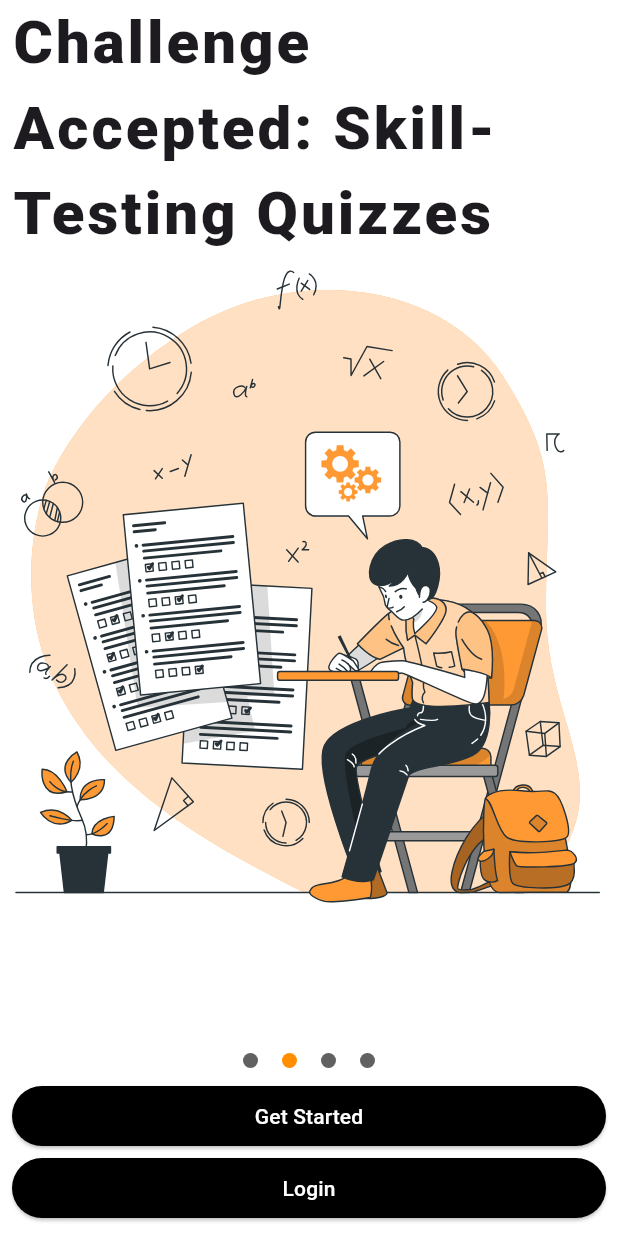
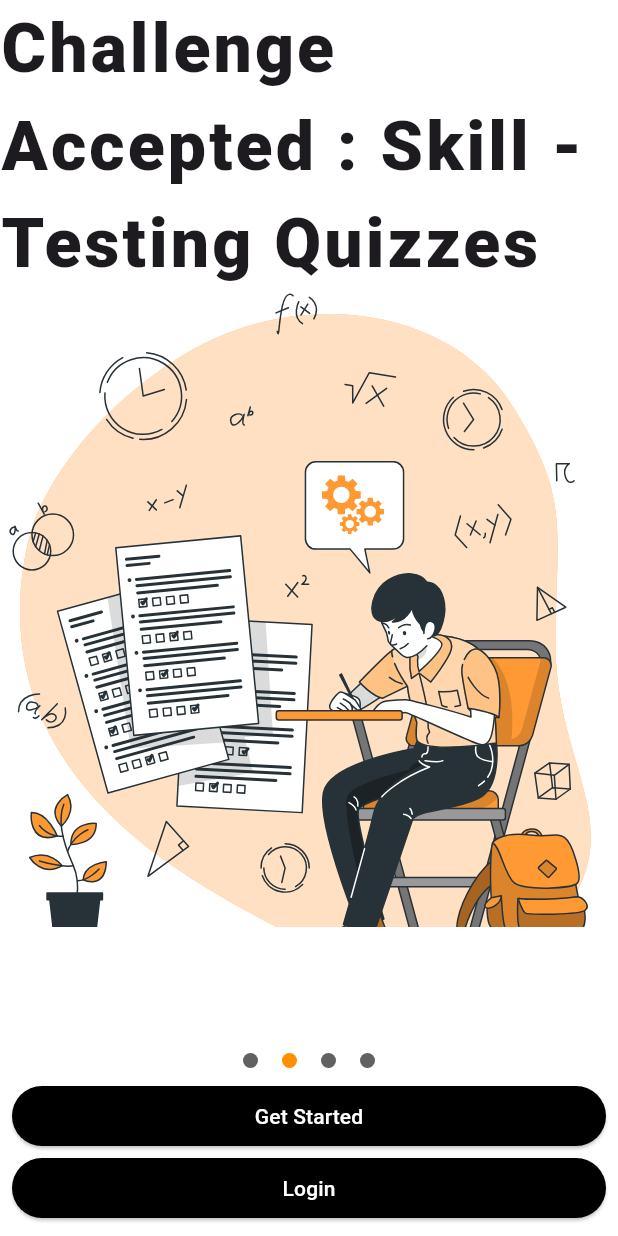
Before and after one commit to Manish-A-S/Gains-flutter, a Flutter app: the screen it shows after launch, on a phone screen of 412 x 824 dp. Run offline on Flutter 3.47's test engine with Material 3 defaults, Android fonts, the phone set to English and light mode, and no system bars; our stand-ins replace animated_splash_screen, flutter_svg, google_fonts, page_transition.

Commit message:
Made responsive so it can increase or decrease according to width,should make for height also

```diff
--- a/lib/Login-Signup/landing.dart
+++ b/lib/Login-Signup/landing.dart
@@ -41,10 +41,10 @@ class _LandingState extends State<Landing> {
   ];
 
   List<String> message = [
-    'Unlock Your Potential : Explore, Learn, and Grow!',
-    'Challenge Accepted: Skill-Testing Quizzes',
+    'Unlock Your Potential : Explore , Learn, and Grow!',
+    'Challenge Accepted : Skill - Testing Quizzes',
     'Study Smart : Your Notes Companion',
-    'Confidence Booster: Resolve Your Queries Here'
+    'Confidence Booster : Resolve Your Queries Here'
   ];
 
   void startTimer() {
@@ -156,17 +156,15 @@ class ImagePlaceholder extends StatelessWidget {
 
   @override
   Widget build(BuildContext context) {
-    return Padding(
-      padding: const EdgeInsets.fromLTRB(8.0, 0.0, 8.0, 8.0),
-      child: Column(
+    return Column(
       mainAxisAlignment: MainAxisAlignment.spaceBetween,
       children: [
         Text(
           text,
           style: TextStyle(
-              fontSize: 40.0,
+            fontSize: width * 0.11,
             fontWeight: FontWeight.w900,
-              letterSpacing: 2.0,
+            letterSpacing: width * 0.005,
           ),
         ),
         // MaxGap(20.0),
@@ -175,7 +173,6 @@ class ImagePlaceholder extends StatelessWidget {
           fit: BoxFit.contain,
         ),
       ],
-      ),
     );
   }
 }
```
Lines whose indentation alone changed are shown as unchanged.
